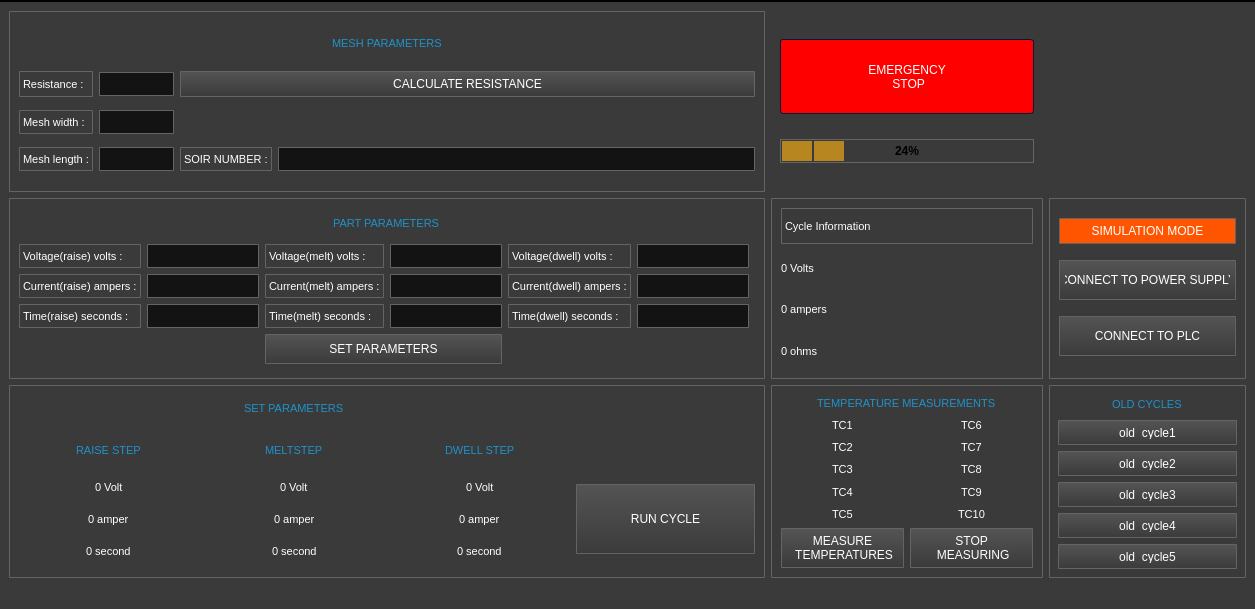
Qt form ui.ui (emreisler/weld-redesign) before a commit.
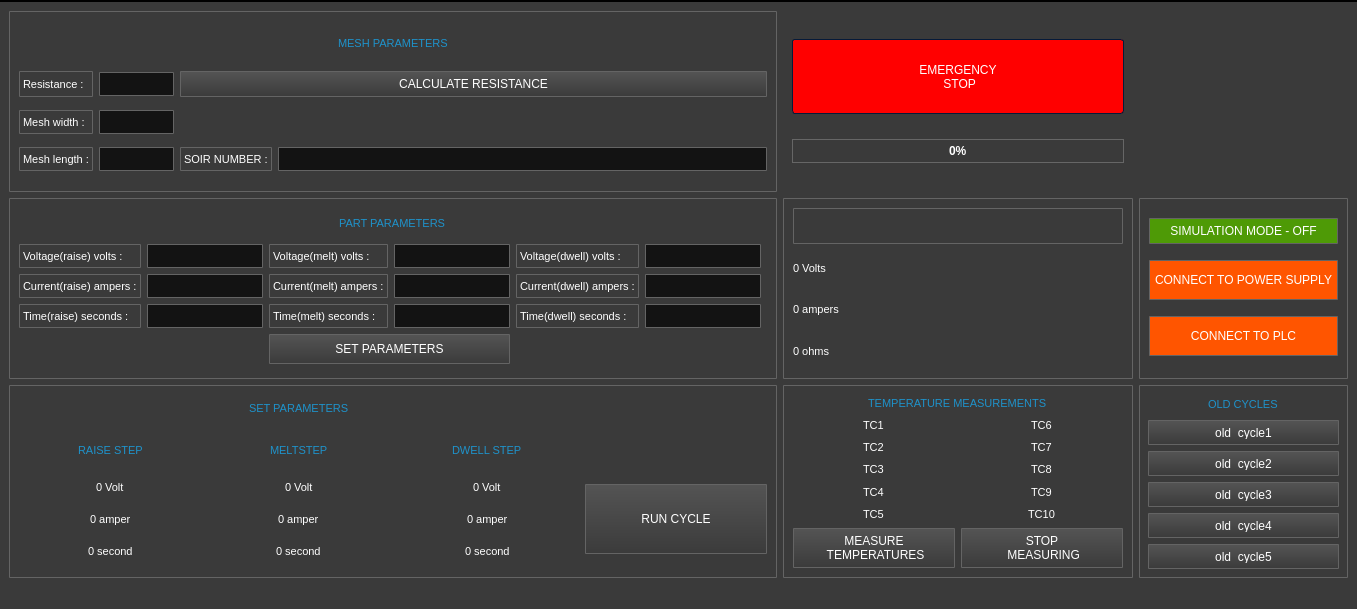
The same form after that commit. Icons and pictures are not drawn.

```diff
--- a/ui.ui
+++ b/ui.ui
@@ -6,7 +6,7 @@
    <rect>
     <x>0</x>
     <y>0</y>
-    <width>1255</width>
+    <width>1357</width>
     <height>609</height>
    </rect>
   </property>
@@ -63,7 +63,7 @@
 
 
 /*-----QMenuBar-----*/
-QMenuBar 
+QMenuBar
 {
 	background-color: qlineargradient(spread:repeat, x1:1, y1:0, x2:1, y2:1, stop:0 rgba(57, 57, 57, 255),stop:1 rgba(50, 50, 50, 255));
 	border: 1px solid #000;
@@ -72,14 +72,14 @@
 }
 
 
-QMenuBar::item 
+QMenuBar::item
 {
 	background-color: transparent;
 
 }
 
 
-QMenuBar::item:selected 
+QMenuBar::item:selected
 {
 	background-color: rgba(183, 134, 32, 20%);
 	border: 1px solid #b78620;
@@ -88,7 +88,7 @@
 }
 
 
-QMenuBar::item:pressed 
+QMenuBar::item:pressed
 {
 	background-color: rgb(183, 134, 32);
 	border: 1px solid #b78620;
@@ -163,7 +163,7 @@
 
 
 /*-----QToolButton-----*/
-QToolButton 
+QToolButton
 {
 	background-color: transparent;
 	color: #fff;
@@ -297,7 +297,7 @@
 }
 
 
-QTabWidget::pane 
+QTabWidget::pane
 {
 	background-color: red;
 	border: 1px solid #666;
@@ -308,7 +308,7 @@
 
 QTabBar::tab:last
 {
-	margin-right: 0; 
+	margin-right: 0;
 
 }
 
@@ -392,7 +392,7 @@
     width: 15px;
     border-left-width: 1px;
     border-left-color: black;
-    border-left-style: solid; 
+    border-left-style: solid;
 
 }
 
@@ -407,7 +407,7 @@
 
 /*-----QSpinBox &amp; QDateTimeEdit-----*/
 QSpinBox,
-QDateTimeEdit 
+QDateTimeEdit
 {
     background-color: #131313;
 	color : #eee;
@@ -419,18 +419,18 @@
 }
 
 
-QSpinBox::up-button, 
+QSpinBox::up-button,
 QDateTimeEdit::up-button
 {
 	border-top-right-radius:2px;
 	background-color: #777777;
-    width: 16px; 
+    width: 16px;
     border-width: 1px;
 
 }
 
 
-QSpinBox::up-button:hover, 
+QSpinBox::up-button:hover,
 QDateTimeEdit::up-button:hover
 {
 	background-color: #585858;
@@ -438,7 +438,7 @@
 }
 
 
-QSpinBox::up-button:pressed, 
+QSpinBox::up-button:pressed,
 QDateTimeEdit::up-button:pressed
 {
 	background-color: #252525;
@@ -458,18 +458,18 @@
 }
 
 
-QSpinBox::down-button, 
+QSpinBox::down-button,
 QDateTimeEdit::down-button
 {
 	border-bottom-right-radius:2px;
 	background-color: #777777;
-    width: 16px; 
+    width: 16px;
     border-width: 1px;
 
 }
 
 
-QSpinBox::down-button:hover, 
+QSpinBox::down-button:hover,
 QDateTimeEdit::down-button:hover
 {
 	background-color: #585858;
@@ -477,7 +477,7 @@
 }
 
 
-QSpinBox::down-button:pressed, 
+QSpinBox::down-button:pressed,
 QDateTimeEdit::down-button:pressed
 {
 	background-color: #252525;
@@ -498,7 +498,7 @@
 
 
 /*-----QGroupBox-----*/
-QGroupBox 
+QGroupBox
 {
     border: 1px solid;
     border-color: #666666;
@@ -508,7 +508,7 @@
 }
 
 
-QGroupBox::title  
+QGroupBox::title
 {
     background-color: transparent;
     color: #eee;
@@ -528,7 +528,7 @@
     color: #fff;
     text-align: left;
 	padding: 4px;
-	
+
 }
 
 
@@ -621,7 +621,7 @@
 
 
 QTreeView::branch:has-children:!has-siblings:closed,
-QTreeView::branch:closed:has-children:has-siblings 
+QTreeView::branch:closed:has-children:has-siblings
 {
 	image: url(://tree-closed.png);
 
@@ -629,7 +629,7 @@
 
 
 QTreeView::branch:open:has-children:!has-siblings,
-QTreeView::branch:open:has-children:has-siblings  
+QTreeView::branch:open:has-children:has-siblings
 {
 	image: url(://tree-open.png);
 
@@ -637,19 +637,19 @@
 
 
 /*-----QListView-----*/
-QListView 
+QListView
 {
 	background-color: qlineargradient(spread:repeat, x1:1, y1:0, x2:1, y2:1, stop:0 rgba(83, 83, 83, 255),stop:0.293269 rgba(81, 81, 81, 255),stop:0.634615 rgba(79, 79, 79, 255),stop:1 rgba(83, 83, 83, 255));
     border : none;
     color: white;
-    show-decoration-selected: 1; 
+    show-decoration-selected: 1;
     outline: 0;
 	border: 1px solid gray;
 
 }
 
 
-QListView::disabled 
+QListView::disabled
 {
 	background-color: #656565;
 	color: #1b1b1b;
@@ -658,7 +658,7 @@
 }
 
 
-QListView::item 
+QListView::item
 {
 	background-color: #2d2d2d;
     padding: 1px;
@@ -666,14 +666,14 @@
 }
 
 
-QListView::item:alternate 
+QListView::item:alternate
 {
     background-color: #3a3a3a;
 
 }
 
 
-QListView::item:selected 
+QListView::item:selected
 {
 	background-color: #b78620;
 	border: 1px solid #b78620;
@@ -682,7 +682,7 @@
 }
 
 
-QListView::item:selected:!active 
+QListView::item:selected:!active
 {
 	background-color: #b78620;
 	border: 1px solid #b78620;
@@ -691,7 +691,7 @@
 }
 
 
-QListView::item:selected:active 
+QListView::item:selected:active
 {
 	background-color: #b78620;
 	border: 1px solid #b78620;
@@ -761,7 +761,7 @@
 
 
 /*-----QRadioButton-----*/
-QRadioButton 
+QRadioButton
 {
 	color: lightgray;
 	background-color: transparent;
@@ -769,7 +769,7 @@
 }
 
 
-QRadioButton::indicator::unchecked:hover 
+QRadioButton::indicator::unchecked:hover
 {
 	background-color: lightgray;
 	border: 2px solid #b78620;
@@ -777,19 +777,19 @@
 }
 
 
-QRadioButton::indicator::checked 
+QRadioButton::indicator::checked
 {
 	border: 2px solid #b78620;
 	border-radius: 6px;
-	background-color: rgba(183,134,32,20%);  
-	width: 9px; 
-	height: 9px; 
+	background-color: rgba(183,134,32,20%);
+	width: 9px;
+	height: 9px;
 
 }
 
 
 /*-----QSlider-----*/
-QSlider::groove:horizontal 
+QSlider::groove:horizontal
 {
 	background-color: transparent;
 	height: 3px;
@@ -797,21 +797,21 @@
 }
 
 
-QSlider::sub-page:horizontal 
+QSlider::sub-page:horizontal
 {
 	background-color: #b78620;
 
 }
 
 
-QSlider::add-page:horizontal 
+QSlider::add-page:horizontal
 {
 	background-color: #131313;
 
 }
 
 
-QSlider::handle:horizontal 
+QSlider::handle:horizontal
 {
 	background-color: #b78620;
 	width: 14px;
@@ -822,7 +822,7 @@
 }
 
 
-QSlider::handle:horizontal:hover 
+QSlider::handle:horizontal:hover
 {
 	background-color: #d89e25;
 	border-radius: 6px;
@@ -830,7 +830,7 @@
 }
 
 
-QSlider::sub-page:horizontal:disabled 
+QSlider::sub-page:horizontal:disabled
 {
 	background-color: #bbb;
 	border-color: #999;
@@ -838,7 +838,7 @@
 }
 
 
-QSlider::add-page:horizontal:disabled 
+QSlider::add-page:horizontal:disabled
 {
 	background-color: #eee;
 	border-color: #999;
@@ -846,7 +846,7 @@
 }
 
 
-QSlider::handle:horizontal:disabled 
+QSlider::handle:horizontal:disabled
 {
 	background-color: #eee;
 	border: 1px solid #aaa;
@@ -993,7 +993,7 @@
 {
     border: 1px solid #666666;
     text-align: center;
-	color: #000;
+	color: white;
 	font-weight: bold;
 
 }
@@ -1001,12 +1001,11 @@
 
 QProgressBar::chunk
 {
-    background-color: #b78620;
+    background-color: rgb(78, 154, 6);
     width: 30px;
     margin: 0.5px;
 
 }
-
 </string>
   </property>
   <widget class="QWidget" name="centralwidget">
@@ -1055,7 +1054,7 @@
             <string notr="true">font: 11pt &quot;MS Shell Dlg 2&quot;;</string>
            </property>
            <property name="text">
-            <string>Cycle Information</string>
+            <string/>
            </property>
           </widget>
          </item>
@@ -1461,7 +1460,7 @@
 font: 16pt &quot;MS Shell Dlg 2&quot;;</string>
            </property>
            <property name="text">
-            <string>EMERGENCY 
+            <string>EMERGENCY
  STOP</string>
            </property>
           </widget>
@@ -1469,7 +1468,7 @@
          <item row="2" column="0">
           <widget class="QProgressBar" name="progressBar">
            <property name="value">
-            <number>24</number>
+            <number>0</number>
            </property>
           </widget>
          </item>
@@ -1491,7 +1490,8 @@
             </size>
            </property>
            <property name="styleSheet">
-            <string notr="true">font: 11pt &quot;MS Shell Dlg 2&quot;;</string>
+            <string notr="true">font: 11pt &quot;MS Shell Dlg 2&quot;;
+background-color: rgb(255, 85, 0);</string>
            </property>
            <property name="text">
             <string>CONNECT TO PLC</string>
@@ -1507,7 +1507,8 @@
             </size>
            </property>
            <property name="styleSheet">
-            <string notr="true">font: 11pt &quot;MS Shell Dlg 2&quot;;</string>
+            <string notr="true">font: 11pt &quot;MS Shell Dlg 2&quot;;
+background-color: rgb(255, 85, 0);</string>
            </property>
            <property name="text">
             <string>CONNECT TO POWER SUPPLY</string>
@@ -1517,11 +1518,11 @@
          <item row="0" column="0">
           <widget class="QPushButton" name="simulation_mode_button">
            <property name="styleSheet">
-            <string notr="true">background-color: rgb(255, 85, 0);
+            <string notr="true">background-color: rgb(78, 154, 6);
 font: 11pt &quot;MS Shell Dlg 2&quot;;</string>
            </property>
            <property name="text">
-            <string>SIMULATION MODE</string>
+            <string>SIMULATION MODE - OFF</string>
            </property>
           </widget>
          </item>
@@ -1696,7 +1697,7 @@
             <string notr="true">font: 11pt &quot;MS Shell Dlg 2&quot;;</string>
            </property>
            <property name="text">
-            <string>STOP 
+            <string>STOP
  MEASURING</string>
            </property>
           </widget>
@@ -1745,7 +1746,7 @@
             <string notr="true">font: 11pt &quot;MS Shell Dlg 2&quot;;</string>
            </property>
            <property name="text">
-            <string>MEASURE 
+            <string>MEASURE
  TEMPERATURES</string>
            </property>
           </widget>
@@ -2065,8 +2066,8 @@
     <rect>
      <x>0</x>
      <y>0</y>
-     <width>1255</width>
-     <height>30</height>
+     <width>1357</width>
+     <height>24</height>
     </rect>
    </property>
   </widget>
```
Left out of the diff: 12 changed lines with no effect on the pictures.
